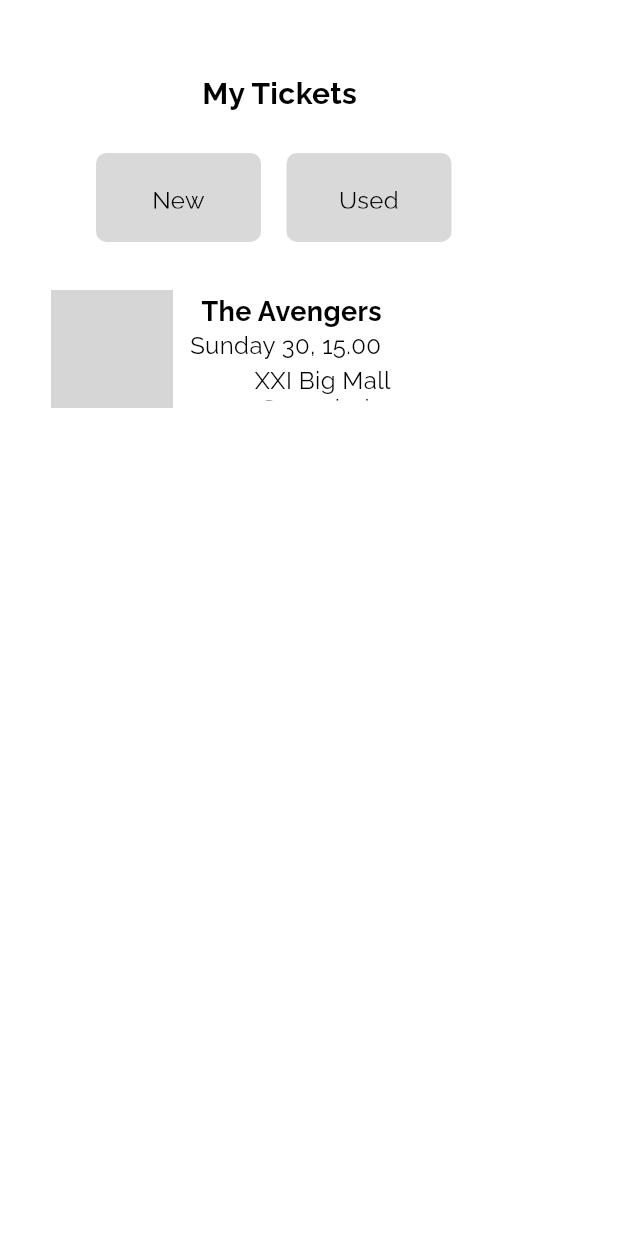
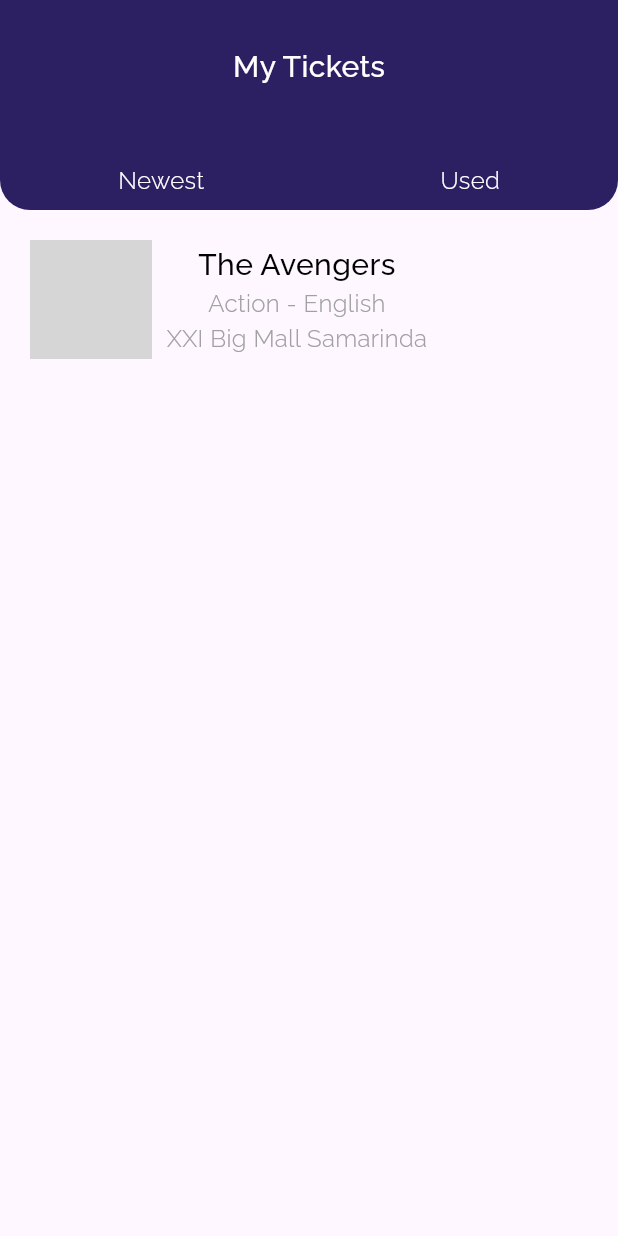
Before and after one commit to pramudyaeka/flutix, a Flutter app: the MyTickets widget shown alone on an empty page, opened directly, on a phone screen of 412 x 824 dp. Run offline on Flutter 3.47's test engine with Material 3 defaults, Android fonts, the phone set to English and light mode, and no system bars; our stand-ins replace carousel_slider, firebase_auth, firebase_core, font_awesome_flutter, google_fonts; accounts and stored records are empty; network calls fail; grey boxes are pictures that could not be loaded.

Commit message:
update my ticket page

```diff
--- a/lib/ui/myticketpage.dart
+++ b/lib/ui/myticketpage.dart
@@ -1,5 +1,6 @@
 import 'package:flutix/ui/ticketdetail.dart';
 import 'package:flutter/material.dart';
+import 'package:google_fonts/google_fonts.dart';
 
 // Generated by: https://www.figma.com/community/plugin/842128343887142055/
 class myticket extends StatelessWidget {
@@ -23,169 +24,57 @@ class MyTickets extends StatelessWidget {
     return Column(
       children: [
         Container(
+            height: 140,
             width: MediaQuery.of(context).size.width,
-          height: MediaQuery.of(context).size.height  ,
-          clipBehavior: Clip.antiAlias,
-          decoration: BoxDecoration(color: Colors.white),
-          child: Stack(
+            decoration: const BoxDecoration(
+                color: Color(0xFF2C1F62),
+                borderRadius: BorderRadius.only(
+                    bottomLeft: Radius.circular(20),
+                    bottomRight: Radius.circular(20))),
+
+            child: Column(
+
               children: [
-              Positioned(
-                left: 191,
-                top: 102,
-                child: Container(
-                  width: 110,
-                  height: 59.30,
-                  child: Stack(
+                SizedBox(height: 30,),
+                Text('My Tickets',
+                style: GoogleFonts.raleway(
+                  fontSize: 20,
+                  color: Colors.white,
+                  fontWeight: FontWeight.w500
+                ),),
+                SizedBox(height: 50),
+                Container(
+                  child : Row(
+                    mainAxisAlignment: MainAxisAlignment.spaceAround,
                     children: [
-                      Positioned(
-                        left: 0,
-                        top: 0,
-                        child: Container(
-                          width: 110,
-                          height: 59.30,
-                          decoration: ShapeDecoration(
-                            color: Color(0xFFD9D9D9),
-                            shape: RoundedRectangleBorder(
-                                borderRadius: BorderRadius.circular(7)),
+                      Text('Newest',
+                      style: GoogleFonts.raleway(
+                        fontWeight: FontWeight.w300,
+                        color: Colors.white,
+                        fontSize: 16
                       ),
                       ),
+                      Text('Used',
+                      style: GoogleFonts.raleway(
+                        fontWeight: FontWeight.w300,
+                        color: Colors.white,
+                        fontSize: 16
                       ),
-                      const Positioned(
-                        left: 28,
-                        top: 22,
-                        child: SizedBox(
-                          width: 54,
-                          height: 15,
-                          child: Text(
-                            'Used',
-                            textAlign: TextAlign.center,
-                            style: TextStyle(
-                              color: Colors.black,
-                              fontSize: 16,
-                              fontFamily: 'Raleway',
-                              fontWeight: FontWeight.w400,
-                              height: 0,
+                      )
+                    ],
                   ),
-                          ),
-                        ),
-                      ),
+                )
               ],
             ),
           ),
-              ),
-              Positioned(
-                left: 64,
-                top: 102,
-                child: Container(
-                  width: 110,
-                  height: 59.30,
-                  child: Stack(
+          SizedBox(height: 20),
+          Container(
+
+            child: Row(
+              mainAxisAlignment: MainAxisAlignment.start,
               children: [
-                      Positioned(
-                        left: 0,
-                        top: 0,
-                        child: Container(
-                          width: 110,
-                          height: 59.30,
-                          decoration: ShapeDecoration(
-                            color: Color(0xFFD9D9D9),
-                            shape: RoundedRectangleBorder(
-                                borderRadius: BorderRadius.circular(7)),
-                          ),
-                        ),
-                      ),
-                      const Positioned(
-                        left: 28,
-                        top: 22,
-                        child: SizedBox(
-                          width: 54,
-                          height: 15,
-                          child: Text(
-                            'New',
-                            textAlign: TextAlign.center,
-                            style: TextStyle(
-                              color: Colors.black,
-                              fontSize: 16,
-                              fontFamily: 'Raleway',
-                              fontWeight: FontWeight.w400,
-                              height: 0,
-                            ),
-                          ),
-                        ),
-                      ),
-                    ],
-                  ),
-                ),
-              ),
-              Positioned(
-                left: 34,
-                top: 193,
-                child: Container(
-                  width: 267,
-                  height: 79,
-                  child: Stack(
-                    children: [
-                      const Positioned(
-                        left: 79,
-                        top: 28,
-                        child: SizedBox(
-                          width: 155,
-                          height: 23,
-                          child: Text(
-                            'Sunday 30, 15.00',
-                            textAlign: TextAlign.center,
-                            style: TextStyle(
-                              color: Colors.black,
-                              fontSize: 16,
-                              fontFamily: 'Raleway',
-                              fontWeight: FontWeight.w400,
-                              height: 0,
-                            ),
-                          ),
-                        ),
-                      ),
-                      const Positioned(
-                        left: 95,
-                        top: 51,
-                        child: SizedBox(
-                          width: 172,
-                          height: 23,
-                          child: Text(
-                            'XXI Big Mall Samarinda',
-                            textAlign: TextAlign.center,
-                            style: TextStyle(
-                              color: Colors.black,
-                              fontSize: 16,
-                              fontFamily: 'Raleway',
-                              fontWeight: FontWeight.w400,
-                              height: 0,
-                            ),
-                          ),
-                        ),
-                      ),
-                      const Positioned(
-                        left: 95,
-                        top: 4,
-                        child: SizedBox(
-                          width: 131,
-                          height: 23,
-                          child: Text(
-                            'The Avengers',
-                            textAlign: TextAlign.center,
-                            style: TextStyle(
-                              color: Colors.black,
-                              fontSize: 18,
-                              fontFamily: 'Raleway',
-                              fontWeight: FontWeight.w700,
-                              height: 0,
-                            ),
-                          ),
-                        ),
-                      ),
-                      Positioned(
-                        left: 0,
-                        top: 0,
-                        child: Container(
+                SizedBox(width: 20,),
+                Container(
                           width: 81,
                           height: 79,
                           decoration: const BoxDecoration(
@@ -206,43 +95,36 @@ class MyTickets extends StatelessWidget {
                             },
                           ),
                         ),
+                SizedBox(width: 10),
+                Container(
+                  child: Column(
+                    mainAxisAlignment: MainAxisAlignment.start,
+                    children: [
+                      Text('The Avengers',
+                      style: GoogleFonts.raleway(
+                        fontSize: 20,
+                        fontWeight: FontWeight.w500,
+                        color: Colors.black
+                      ),),
+                      Text('Action - English',
+                      style: GoogleFonts.raleway(
+                        fontSize: 16,
+                        fontWeight: FontWeight.w300,
+                        color: const Color.fromARGB(255, 160, 160, 160)
+                      ),),
+                      Text('XXI Big Mall Samarinda',
+                      style: GoogleFonts.raleway(
+                        fontSize: 16,
+                        fontWeight: FontWeight.w300,
+                        color: const Color.fromARGB(255, 160, 160, 160)
+                      ),),
+                    ],
                   ),
+                )
               ],
             ),
           ),
-              ),
-              Positioned(
-                left: 127,
-                top: 50,
-                child: SizedBox(
-                  width: 119,
-                  height: 60,
-                  child: Text(
-                    'My Tickets',
-                    textAlign: TextAlign.center,
-                    style: TextStyle(
-                      color: Colors.black,
-                      fontSize: 20,
-                      fontFamily: 'Raleway',
-                      fontWeight: FontWeight.w700,
-                      height: 0,
-                    ),
-                  ),
-                ),
-              ),
-              Positioned(
-                left: 287,
-                top: 91,
-                child: Container(
-                  width: 100,
-                  height: 100,
-                  clipBehavior: Clip.antiAlias,
-                  decoration: BoxDecoration(),
-                ),
-              ),
-            ],
-          ),
-        ),
+
       ],
     );
   }
```
Lines whose indentation alone changed are shown as unchanged.
